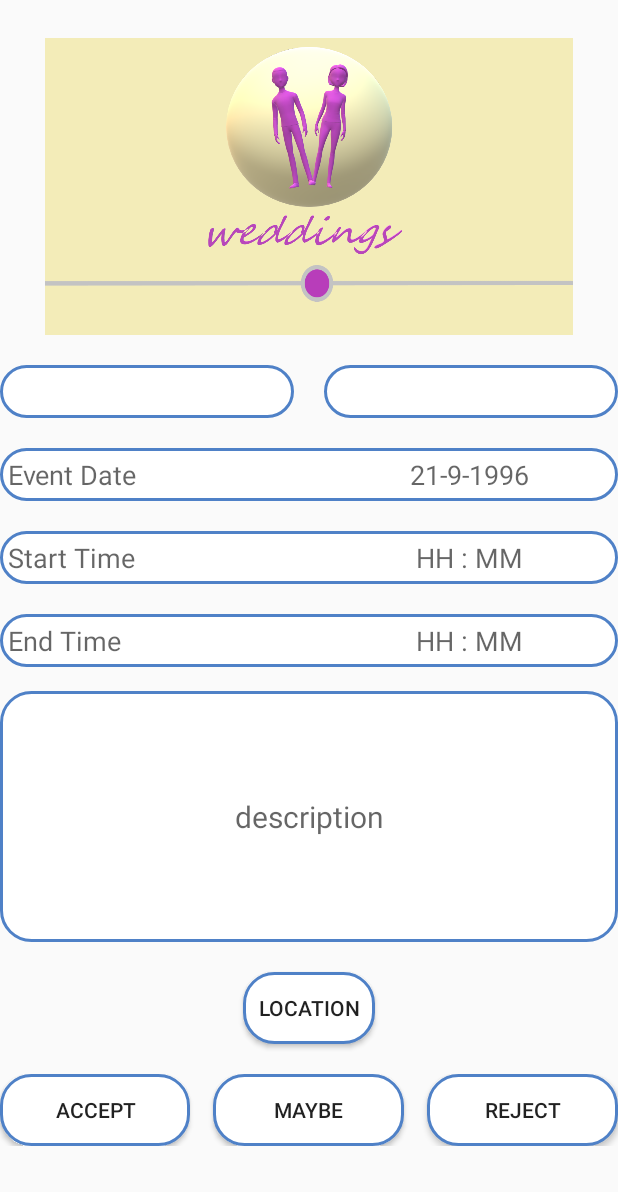
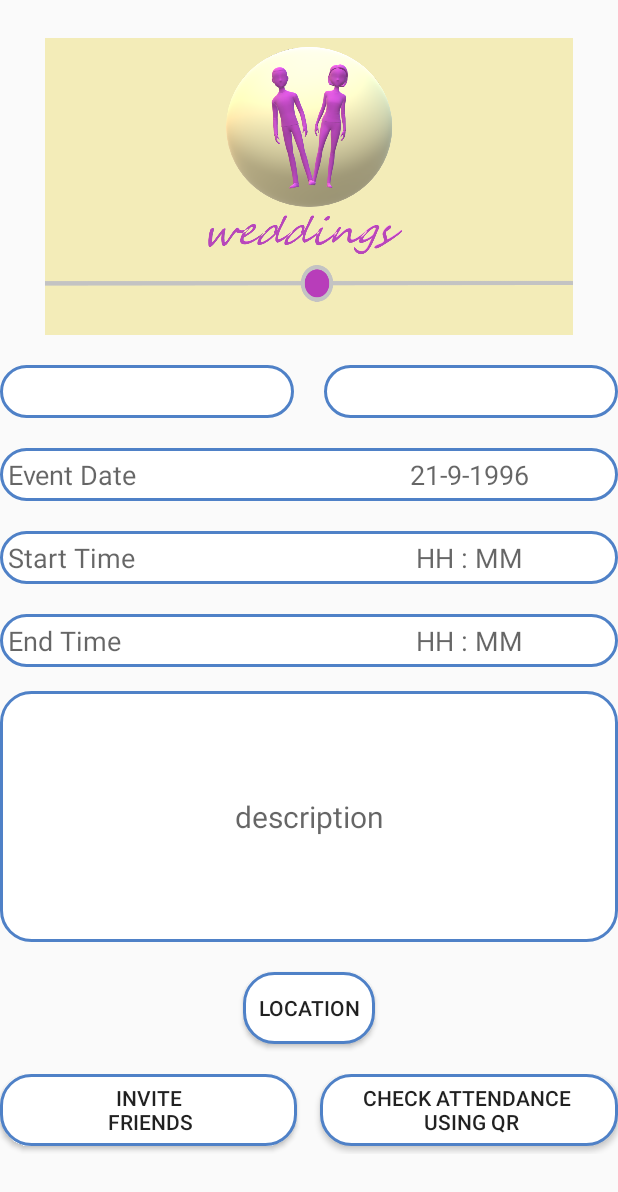
Before and after one commit to hamzahijazi98/PIS, an Android app: the MyCardInvitation screen opened directly, with no data from a screen before it, on a phone screen of 412 x 824 dp. Shown: the top 1192 px of the screen. Run offline under Robolectric (Android 15) with nearby library versions, the phone set to English and light mode, and no system bars; our stand-ins replace Firebase (no records; nobody signed in at launch, a user with empty details on screens opened directly); Roboto replaces fonts that are not available here; 8 statements that could not run were skipped.

Commit message:
firneds invite update

```diff
--- a/app/src/main/AndroidManifest.xml
+++ b/app/src/main/AndroidManifest.xml
@@ -35,7 +35,7 @@
         <activity android:name=".Events.EvenstList" />
         <activity android:name=".EventsList" />
         <activity android:name=".profile.Friends" />
-        <activity android:name=".Events.receivercardinvitaion" />
+        <activity android:name=".Events.MyCardInvitation" />
         <activity android:name=".Events.VideoInvitation" />
         <!--
              The API key for Google Maps-based APIs is defined as a string resource.
--- a/app/src/main/java/com/uni/pis/Adapter/MyEventListAdapter.kt
+++ b/app/src/main/java/com/uni/pis/Adapter/MyEventListAdapter.kt
@@ -1,25 +1,19 @@
 package com.uni.pis.Adapter
 
-import android.content.Context
 import android.content.Intent
 import android.graphics.Bitmap
 import android.graphics.BitmapFactory
 import android.os.Bundle
-import android.os.Parcelable
-import android.util.EventLog
 import android.view.LayoutInflater
 import android.view.View
 import android.view.ViewGroup
-import android.widget.Toast
 import androidx.core.content.ContextCompat
 import androidx.recyclerview.widget.RecyclerView
 import com.google.firebase.storage.FirebaseStorage
-import com.uni.pis.Events.VideoInvitation
 import com.uni.pis.R
 import com.uni.pis.Events.mStorageRef
-import com.uni.pis.Events.receivercardinvitaion
+import com.uni.pis.Events.MyCardInvitation
 import com.uni.pis.data.eventData
-import com.uni.pis.model.EventsListeItem
 import kotlinx.android.synthetic.main.cardview_event_viewer.view.*
 
 
@@ -64,7 +58,7 @@ class MyEventListAdapter(var arrayList_Myevents: ArrayList<eventData>):
 
         holder.itemView.setOnClickListener{
                   val image = arrayList_Myevents[position]
-                  val i = Intent(holder.itemView.context, receivercardinvitaion::class.java)
+                  val i = Intent(holder.itemView.context, MyCardInvitation::class.java)
                   val bundle = Bundle()
                   val parcel = arrayList_Myevents[position]
                   bundle.putParcelable("eventdata", parcel)
--- a/app/src/main/java/com/uni/pis/Adapter/MyInvitedEventsAdapter.kt
+++ b/app/src/main/java/com/uni/pis/Adapter/MyInvitedEventsAdapter.kt
@@ -8,10 +8,9 @@ import android.view.View
 import android.view.ViewGroup
 import androidx.core.content.ContextCompat
 import androidx.recyclerview.widget.RecyclerView
-import com.uni.pis.Events.receivercardinvitaion
+import com.uni.pis.Events.MyCardInvitation
 import com.uni.pis.R
 import com.uni.pis.data.eventData
-import com.uni.pis.model.EventsListeItem
 import kotlinx.android.synthetic.main.cardview_event_viewer.view.*
 
 class MyInvitedEventsAdapter(var arrayList_Invevents: ArrayList<eventData>, val context: Context):
@@ -41,7 +40,7 @@ class MyInvitedEventsAdapter(var arrayList_Invevents: ArrayList<eventData>, val
 
         holder.itemView.setOnClickListener{
             val image = arrayList_Invevents[position]
-            val i = Intent(holder.itemView.context, receivercardinvitaion::class.java)
+            val i = Intent(holder.itemView.context, MyCardInvitation::class.java)
             val bundle = Bundle()
             val parcel = arrayList_Invevents[position]
             bundle.putParcelable("eventdata", parcel)
--- a/app/src/main/java/com/uni/pis/Events/receivercardinvitaion.kt
+++ b/app/src/main/java/com/uni/pis/Events/MyCardInvitation.kt
@@ -9,18 +9,17 @@ import android.os.Bundle
 import com.google.firebase.storage.FirebaseStorage
 import com.uni.pis.R
 import com.uni.pis.data.eventData
-import kotlinx.android.synthetic.main.activity_receivercardinvitaion.*
-import kotlinx.android.synthetic.main.cardview_event_viewer.view.*
+import com.uni.pis.profile.Friends
+import kotlinx.android.synthetic.main.activity_mycardinvitation.*
 
-class receivercardinvitaion : AppCompatActivity() {
+class MyCardInvitation : AppCompatActivity() {
 
     override fun onCreate(savedInstanceState: Bundle?) {
         super.onCreate(savedInstanceState)
-        setContentView(R.layout.activity_receivercardinvitaion)
+        setContentView(R.layout.activity_mycardinvitation)
 
         val bundle = intent.getBundleExtra("Bundle")
         val eventdata = bundle.getParcelable<eventData>("eventdata")
-
 
         if (eventdata!!.image!="") {
             mStorageRef =
@@ -53,7 +52,12 @@ class receivercardinvitaion : AppCompatActivity() {
             i.action = Intent.ACTION_VIEW
             i.data = Uri.parse("geo:" + loc[0] + "," + loc[1] + "?z=17")
             startActivity(i)
-
+        }
+        btn_invite.setOnClickListener {
+            var intent=Intent(this,Friends::class.java)
+            intent.putExtra("EventId",eventdata.Event_ID)
+            intent.putExtra("InviteeNumber",eventdata.Inv_No)
+            startActivity(intent)
         }
 
 
--- a/app/src/main/res/layout/activity_receivercardinvitaion.xml
+++ b/app/src/main/res/layout/activity_mycardinvitation.xml
@@ -10,7 +10,7 @@
     <LinearLayout
         android:layout_width="match_parent"
     android:layout_height="match_parent"
-    tools:context=".Events.receivercardinvitaion"
+    tools:context=".Events.MyCardInvitation"
     android:orientation="vertical">
 
 
@@ -179,31 +179,25 @@
      android:layout_marginTop="20dp"
      >
 
+<Button
+    android:layout_width="0dp"
+    android:layout_weight="1"
+    android:layout_height="wrap_content"
+    android:id="@+id/btn_invite"
+    android:text="Invite\n Friends"
+    android:background="@drawable/roundedbutton"
+    />
      <Button
-         android:layout_width="0dp"
-         android:layout_height="wrap_content"
-         android:background="@drawable/roundedbutton"
-         android:layout_weight="1"
-         android:text="@string/accept"
-         />
+    android:layout_width="0dp"
+    android:layout_weight="1"
+    android:layout_height="wrap_content"
+    android:id="@+id/btn_attendanceQR"
+    android:text="Check attendance \n using QR"
+    android:background="@drawable/roundedbutton"
+    android:layout_marginStart="15dp"
+    android:layout_marginBottom="5dp"
+    />
 
-     <Button
-         android:layout_width="0dp"
-         android:layout_height="wrap_content"
-         android:background="@drawable/roundedbutton"
-         android:layout_marginLeft="15dp"
-         android:layout_marginRight="15dp"
-         android:layout_weight="1"
-         android:text="@string/maybe" />
-
-     <Button
-         android:layout_weight="1"
-         android:layout_width="0dp"
-         android:background="@drawable/roundedbutton"
-         android:layout_height="wrap_content"
-         android:text="@string/reject"
-
-         />
 
  </LinearLayout>
 
```
Also changed, not shown: app/src/main/java/com/uni/pis/Adapter/FriendViewAdapter.kt (+34 -0 lines), app/src/main/java/com/uni/pis/data/model/eventDataInvite.kt (added, +15 -0 lines), app/src/main/java/com/uni/pis/profile/Friends.kt (+26 -0 lines), app/src/main/res/layout/activity_friends.xml (+3 -4 lines), app/src/main/res/layout/cardview_friend_list.xml (+29 -10 lines), app/src/main/res/layout/invitationdialog.xml (added, +64 -0 lines), app/src/main/java/com/uni/pis/model/FriendsItem.kt (line endings or trailing spaces).
